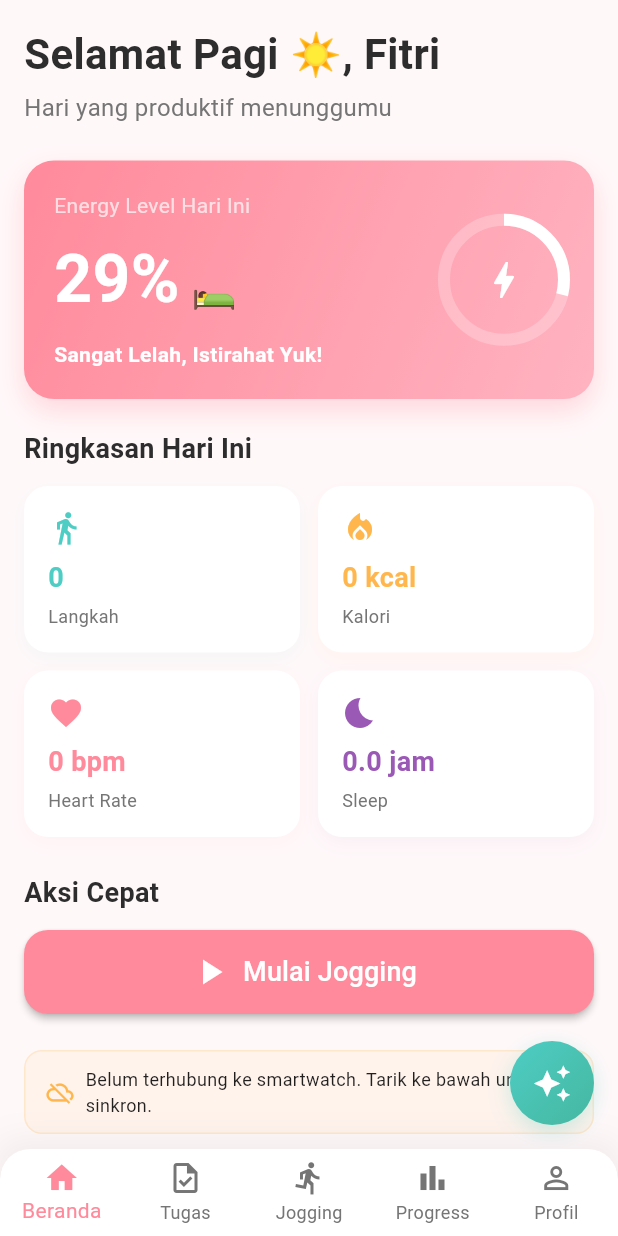
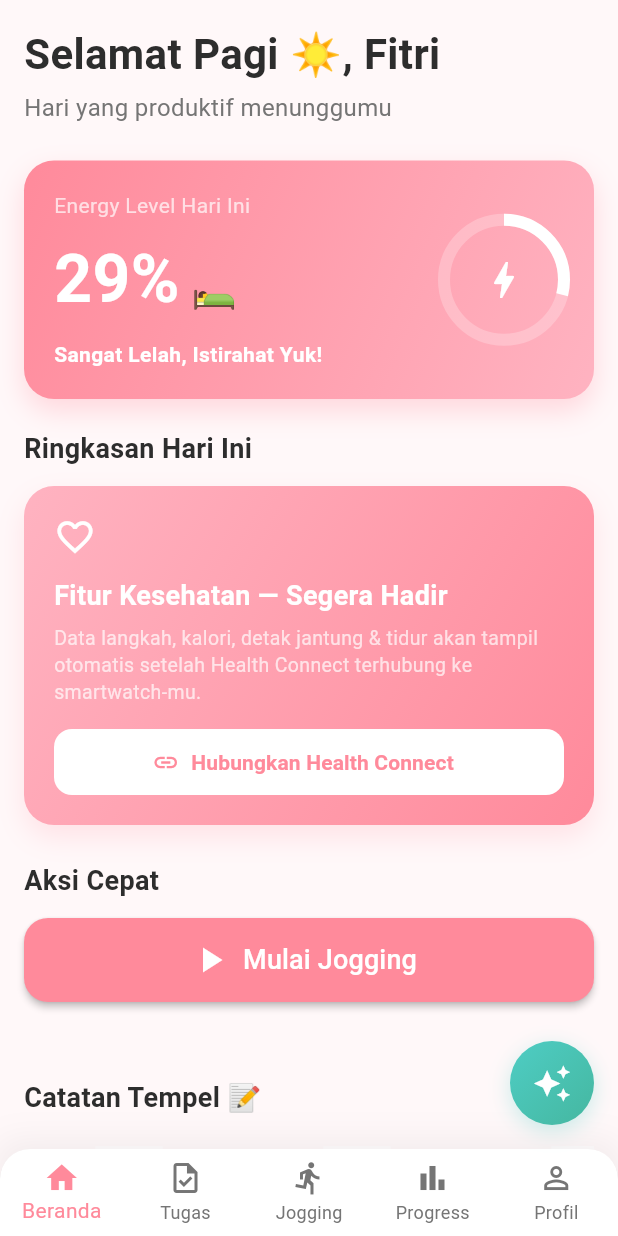
Before and after one commit to zawawisss/runwithyou, a Flutter app: the screen it shows after launch, on a phone screen of 412 x 824 dp. Run offline on Flutter 3.47's test engine with Material 3 defaults, Android fonts, the phone set to English and light mode, and no system bars; our stand-ins replace dio, fl_chart, flutter_local_notifications, flutter_riverpod, geolocator, hive and 2 more; missing offline and left inert: health; accounts and stored records are empty.

Commit message:
feat: tampilkan "Fitur Kesehatan — Segera Hadir" saat Health Connect belum ada data
Gate data-driven via DailyMetricsModel.hasAnyHealthData: selama metrik harian
belum berisi data nyata (langkah/kalori/HR/tidur semua null), Dashboard
(Ringkasan Hari Ini) dan Progress (grafik mingguan) menampilkan kartu
"Segera Hadir" dengan tombol ke tab Profil; jogging menampilkan "—" untuk
HR/kalori yang belum tersedia. UI nyata muncul otomatis setelah data Health
Connect pertama masuk. Widget baru: lib/widgets/health_coming_soon_card.dart.

Co-Authored-By: Claude Opus 5 (1M context) <noreply@anthropic.com>

```diff
--- a/lib/models/daily_metrics.dart
+++ b/lib/models/daily_metrics.dart
@@ -12,6 +12,15 @@ class DailyMetricsModel {
     this.averageHeartRate,
     required this.date,
   });
+
+  /// true saat ada setidaknya satu data kesehatan nyata (bukan nol/null).
+  /// Dipakai untuk menampilkan placeholder "Fitur Kesehatan — Segera Hadir"
+  /// selama Health Connect belum terkirim data (via bridge Health Sync).
+  bool get hasAnyHealthData =>
+      steps != null ||
+      calories != null ||
+      averageHeartRate != null ||
+      sleepHours != null;
 
   DailyMetricsModel copyWith({
     double? sleepHours,
--- a/lib/screens/dashboard_screen.dart
+++ b/lib/screens/dashboard_screen.dart
@@ -10,6 +10,7 @@ import '../providers/profile_provider.dart';
 import '../providers/notes_provider.dart';
 import '../models/note.dart';
 import '../services/health_service.dart';
+import '../widgets/health_coming_soon_card.dart';
 
 const Map<int, IconData> _iconCache = {
   0xe5d2: Icons.school,
@@ -197,6 +198,7 @@ class DashboardScreen extends ConsumerWidget {
             ),
           ),
           const SizedBox(height: 12),
+          if (metrics.hasAnyHealthData) ...[
             Row(
               children: [
                 _buildSummaryCard(
@@ -240,6 +242,8 @@ class DashboardScreen extends ConsumerWidget {
                 ),
               ],
             ),
+          ] else
+            const HealthComingSoonCard(),
           const SizedBox(height: 24),
 
           // Quick Actions
@@ -276,7 +280,9 @@ class DashboardScreen extends ConsumerWidget {
           ),
           const SizedBox(height: 24),
 
-          // Health Connect Sync Status
+          // Health Connect Sync Status — disembunyikan saat placeholder
+          // "Fitur Kesehatan — Segera Hadir" sudah tampil di Ringkasan.
+          if (metrics.hasAnyHealthData)
           Consumer(
             builder: (context, ref, _) {
               final healthState = ref.watch(healthConnectProvider);
--- a/lib/screens/jogging_screen.dart
+++ b/lib/screens/jogging_screen.dart
@@ -173,12 +173,12 @@ class _JoggingScreenState extends ConsumerState<JoggingScreen> {
             children: [
               _buildActiveMetric(
                 label: 'KALORI (KCAL)',
-                value: (session.calories ?? 0).toString(),
+                value: session.calories != null ? session.calories.toString() : '—',
                 color: AppColors.warning,
               ),
               _buildActiveMetric(
                 label: 'HEART RATE (BPM)',
-                value: (session.currentHeartRate ?? 0).toString(),
+                value: session.currentHeartRate != null ? session.currentHeartRate.toString() : '—',
                 color: const Color(0xFFE74C3C),
                 showPulse: session.currentHeartRate != null && session.currentHeartRate! > 0 && !session.isPaused,
               ),
--- a/lib/screens/progress_screen.dart
+++ b/lib/screens/progress_screen.dart
@@ -6,6 +6,7 @@ import '../providers/workout_provider.dart';
 import '../providers/profile_provider.dart';
 import '../services/hive_service.dart';
 import '../services/health_service.dart';
+import '../widgets/health_coming_soon_card.dart';
 import '../models/daily_metrics.dart';
 import '../models/workout.dart';
 
@@ -353,6 +354,7 @@ class _ProgressScreenState extends ConsumerState<ProgressScreen> {
               ),
             ),
             const SizedBox(height: 12),
+            if (weeklyMetrics.any((m) => m.hasAnyHealthData))
             Container(
               width: double.infinity,
               height: 240,
@@ -420,7 +422,9 @@ class _ProgressScreenState extends ConsumerState<ProgressScreen> {
                   barGroups: barGroups,
                 ),
               ),
-            ),
+            )
+            else
+              const HealthComingSoonCard(),
             const SizedBox(height: 24),
 
             // Detailed Stats Grid
--- /dev/null
+++ b/lib/widgets/health_coming_soon_card.dart
@@ -0,0 +1,83 @@
+import 'package:flutter/material.dart';
+import 'package:flutter_riverpod/flutter_riverpod.dart';
+import '../utils/theme.dart';
+import '../providers/tab_provider.dart';
+
+/// Placeholder yang tampil selama Health Connect belum memiliki data nyata
+/// (langkah, kalori, detak jantung, tidur) — mis. sebelum bridge "Health Sync"
+/// terpasang di HP. Tombolnya mengarah ke tab Profil, tempat dialog Health
+/// Connect (4 langkah Health Sync) sudah tersedia.
+class HealthComingSoonCard extends ConsumerWidget {
+  const HealthComingSoonCard({super.key});
+
+  @override
+  Widget build(BuildContext context, WidgetRef ref) {
+    return Container(
+      width: double.infinity,
+      padding: const EdgeInsets.all(20),
+      decoration: BoxDecoration(
+        gradient: const LinearGradient(
+          colors: [AppColors.primaryLight, AppColors.primary],
+          begin: Alignment.topLeft,
+          end: Alignment.bottomRight,
+        ),
+        borderRadius: BorderRadius.circular(20),
+        boxShadow: [
+          BoxShadow(
+            color: AppColors.primary.withOpacity(0.2),
+            blurRadius: 15,
+            offset: const Offset(0, 8),
+          ),
+        ],
+      ),
+      child: Column(
+        crossAxisAlignment: CrossAxisAlignment.start,
+        children: [
+          const Icon(Icons.favorite_outline, color: Colors.white, size: 28),
+          const SizedBox(height: 12),
+          const Text(
+            'Fitur Kesehatan — Segera Hadir',
+            style: TextStyle(
+              fontSize: 18,
+              fontWeight: FontWeight.bold,
+              color: Colors.white,
+            ),
+          ),
+          const SizedBox(height: 6),
+          Text(
+            'Data langkah, kalori, detak jantung & tidur akan tampil otomatis '
+            'setelah Health Connect terhubung ke smartwatch-mu.',
+            style: const TextStyle(
+              fontSize: 13,
+              height: 1.4,
+              color: Colors.white70,
+            ),
+          ),
+          const SizedBox(height: 16),
+          SizedBox(
+            width: double.infinity,
+            height: 44,
+            child: ElevatedButton.icon(
+              onPressed: () {
+                ref.read(tabIndexProvider.notifier).state = 4;
+              },
+              icon: const Icon(Icons.link, size: 18),
+              label: const Text(
+                'Hubungkan Health Connect',
+                style: TextStyle(fontSize: 14, fontWeight: FontWeight.bold),
+              ),
+              style: ElevatedButton.styleFrom(
+                backgroundColor: Colors.white,
+                foregroundColor: AppColors.primary,
+                shape: RoundedRectangleBorder(
+                  borderRadius: BorderRadius.circular(12),
+                ),
+                elevation: 0,
+              ),
+            ),
+          ),
+        ],
+      ),
+    );
+  }
+}
```
Also changed, not shown: 1 other file. Lines whose indentation alone changed are shown as unchanged.
